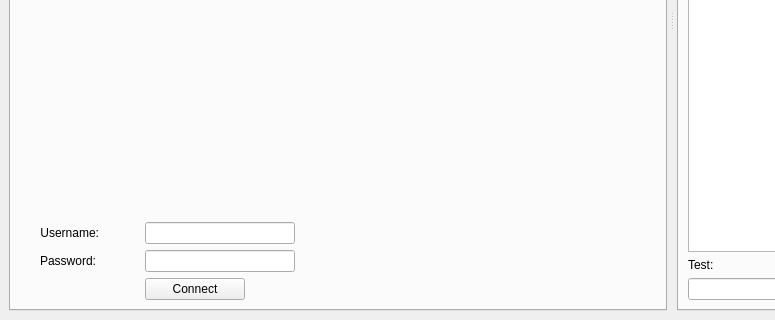
Qt form src/main-project/front-end/mainwindow.ui (lvklabs/chatbot) before a commit; both pictures show x 0 to 775 and y 280 to 600 of the 1024 by 600 pixel window.
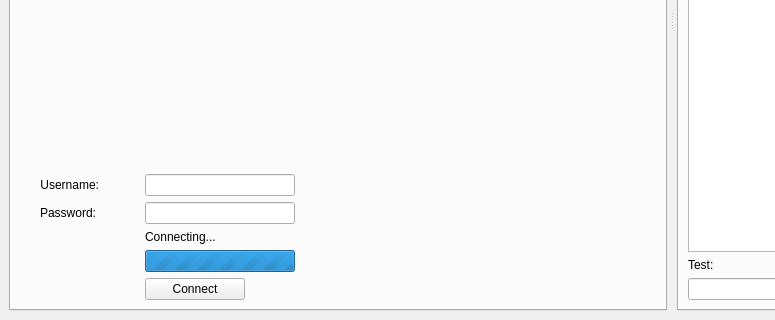
The same form after that commit. The open tabs and pages were chosen to show the change. Icons and pictures are not drawn. Custom widgets are drawn as their Qt base class.

```diff
--- a/src/main-project/front-end/mainwindow.ui
+++ b/src/main-project/front-end/mainwindow.ui
@@ -326,6 +326,35 @@
             </widget>
            </item>
            <item row="5" column="1">
+            <widget class="QLabel" name="connectionStatusLabel">
+             <property name="styleSheet">
+              <string notr="true"/>
+             </property>
+             <property name="text">
+              <string>Connecting...</string>
+             </property>
+            </widget>
+           </item>
+           <item row="6" column="1">
+            <widget class="QProgressBar" name="connectionProgressBar">
+             <property name="maximumSize">
+              <size>
+               <width>150</width>
+               <height>16777215</height>
+              </size>
+             </property>
+             <property name="maximum">
+              <number>0</number>
+             </property>
+             <property name="value">
+              <number>-1</number>
+             </property>
+             <property name="textVisible">
+              <bool>true</bool>
+             </property>
+            </widget>
+           </item>
+           <item row="7" column="1">
             <widget class="QPushButton" name="connectButton">
              <property name="maximumSize">
               <size>
```
Left out of the diff: 4 changed lines with no effect on the pictures.
